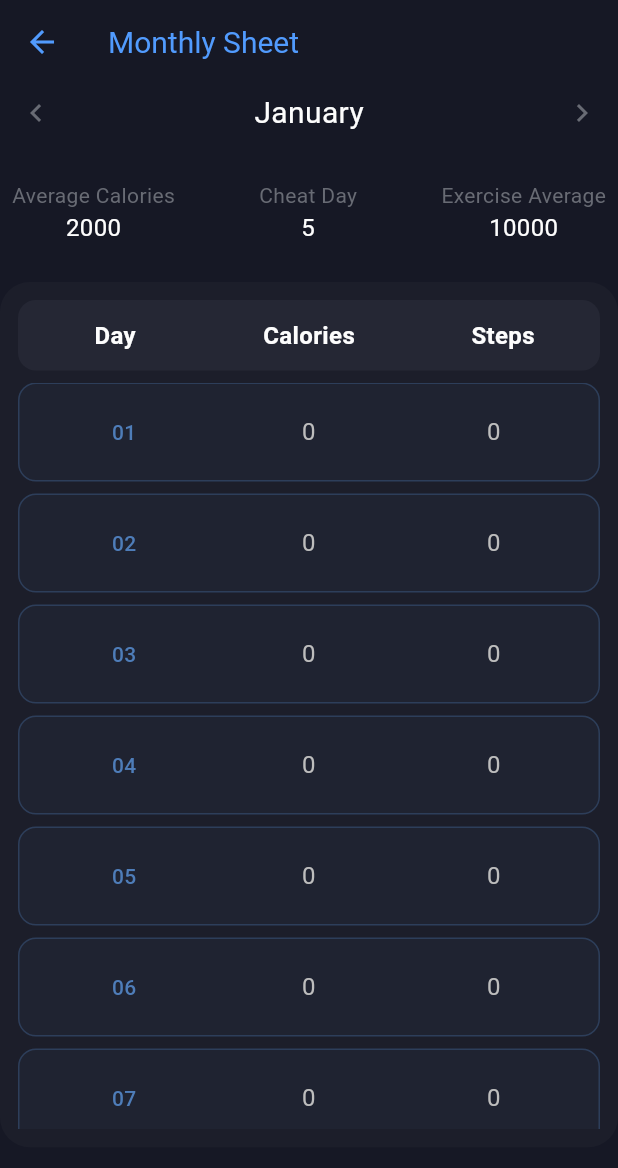
After one commit to armanurrashid/MyFitness_App, a Flutter app: the screen it shows after launch, item 4 of the bottom bar chosen, on a phone screen of 412 x 824 dp. The commit adds this screen. Shown: the top 1168 px of the screen. Run offline on Flutter 3.47's test engine with Material 3 defaults, Android fonts, the phone set to English and light mode, and no system bars; our stand-ins replace fl_chart.

Commit message:
Monthly Sheet

```diff
--- a/lib/views/dashboard/dashboard.dart
+++ b/lib/views/dashboard/dashboard.dart
@@ -4,6 +4,7 @@ import 'package:my_fitness/views/dashboard/bmiCard.dart';
 import 'package:my_fitness/views/dashboard/caloriesCard.dart';
 import 'package:my_fitness/views/dashboard/stepCard.dart';
 import 'package:my_fitness/views/diary/dairy.dart';
+import 'package:my_fitness/views/sheetScreen/sheet.dart';
 import '../dashboard/graphSection.dart';
 import '../dashboard/monthlySummaryTable.dart';
 import '../dashboard/weightCard.card.dart';
@@ -129,8 +130,14 @@ class _DashboardScreenState extends State<DashboardScreen> {
             BottomNavigationBarItem(icon: Icon(Icons.bloodtype), label: "Period"),
           ],
       onTap: (int index){
-          if(index==1){
+        if(index==0){
+          Navigator.of(context).push(MaterialPageRoute(builder: (context) => DashboardScreen()));
+        }
+         else if(index==1){
             Navigator.of(context).push(MaterialPageRoute(builder: (context) => DiaryScreen()));
+          }
+          else if(index==3){
+            Navigator.of(context).push(MaterialPageRoute(builder: (context) => Sheet()));
           }
       },),
     );
--- /dev/null
+++ b/lib/views/sheetScreen/monthlyCalories.dart
@@ -0,0 +1,170 @@
+import 'package:flutter/material.dart';
+import 'package:my_fitness/colorList/colorList.dart' as app_colors;
+
+class MonthlyCalories extends StatefulWidget {
+  const MonthlyCalories({super.key});
+
+  @override
+  State<MonthlyCalories> createState() => _MonthlyCaloriesState();
+}
+
+class _MonthlyCaloriesState extends State<MonthlyCalories> {
+  List<DateTime> dates = [];
+  Map<int, TextEditingController> caloriesControllers = {};
+  Map<int, TextEditingController> stepsControllers = {};
+
+  @override
+  void initState() {
+    super.initState();
+    generateDatesForJanuary();
+  }
+
+  void generateDatesForJanuary() {
+    for (int day = 1; day <= 31; day++) {
+      dates.add(DateTime(2025, 1, day));
+      caloriesControllers[day] = TextEditingController();
+      stepsControllers[day] = TextEditingController();
+    }
+  }
+
+  @override
+  void dispose() {
+    caloriesControllers.values.forEach((controller) => controller.dispose());
+    stepsControllers.values.forEach((controller) => controller.dispose());
+    super.dispose();
+  }
+
+  @override
+  Widget build(BuildContext context) {
+    return SingleChildScrollView(
+      child: Container(
+        height: MediaQuery.of(context).size.height * 0.7,
+        padding: const EdgeInsets.all(12),
+        decoration: BoxDecoration(
+          color: app_colors.diaryBackground,
+          borderRadius: BorderRadius.circular(20),
+        ),
+        child: Column(
+          children: [
+            Container(
+              padding: const EdgeInsets.symmetric(vertical: 12),
+              decoration: BoxDecoration(
+                color: app_colors.cardColor,
+                borderRadius: BorderRadius.circular(12),
+              ),
+              child: Row(
+                children: [
+                  Expanded(
+                    child: Center(
+                      child: Text(
+                        'Day',
+                        style: TextStyle(
+                          color: app_colors.white,
+                          fontWeight: FontWeight.bold,
+                          fontSize: 16,
+                        ),
+                      ),
+                    ),
+                  ),
+                  Expanded(
+                    child: Center(
+                      child: Text(
+                        'Calories',
+                        style: TextStyle(
+                          color: app_colors.white,
+                          fontWeight: FontWeight.bold,
+                          fontSize: 16,
+                        ),
+                      ),
+                    ),
+                  ),
+                  Expanded(
+                    child: Center(
+                      child: Text(
+                        'Steps',
+                        style: TextStyle(
+                          color: app_colors.white,
+                          fontWeight: FontWeight.bold,
+                          fontSize: 16,
+                        ),
+                      ),
+                    ),
+                  ),
+                ],
+              ),
+            ),
+            const SizedBox(height: 8),
+            Expanded(
+              child: ListView.separated(
+                itemCount: dates.length,
+                separatorBuilder: (context, index) => const SizedBox(height: 8),
+                itemBuilder: (context, index) {
+                  final date = dates[index];
+                  return Container(
+                    padding: const EdgeInsets.all(8),
+                    decoration: BoxDecoration(
+                      color: app_colors.addColor.withOpacity(0.05),
+                      borderRadius: BorderRadius.circular(12),
+                      border: Border.all(color: app_colors.addColor.withOpacity(0.3)),
+                    ),
+                    child: Row(
+                      children: [
+                        Expanded(
+                          child: Center(
+                            child: Text(
+                              date.day.toString().padLeft(2, '0'),
+                              style: TextStyle(
+                                fontSize: 14,
+                                fontWeight: FontWeight.w500,
+                                color: app_colors.addColor,
+                              ),
+                            ),
+                          ),
+                        ),
+                        Expanded(
+                          child: Padding(
+                            padding: const EdgeInsets.symmetric(horizontal: 6),
+                            child: TextField(
+                              controller: caloriesControllers[date.day],
+                              keyboardType: TextInputType.number,
+                              textAlign: TextAlign.center,
+                              style: TextStyle(color: Colors.grey[400]),
+                              decoration: InputDecoration(
+                                hintText: '0',
+                                hintStyle: TextStyle(color: Colors.grey[400]),
+                                contentPadding: const EdgeInsets.symmetric(vertical: 10),
+                                border: InputBorder.none,
+                              ),
+                            ),
+                          ),
+                        ),
+                        Expanded(
+                          child: Padding(
+                            padding: const EdgeInsets.symmetric(horizontal: 6),
+                            child: TextField(
+                              controller: stepsControllers[date.day],
+                              keyboardType: TextInputType.number,
+                              textAlign: TextAlign.center,
+                              style: TextStyle(color: Colors.grey[400]),
+                              decoration: InputDecoration(
+                                hintText: '0',
+                                hintStyle: TextStyle(color: Colors.grey[400]),
+                                fillColor: app_colors.white,
+                                contentPadding: const EdgeInsets.symmetric(vertical: 10),
+                                border: InputBorder.none,
+                              ),
+                            ),
+                          ),
+                        ),
+                      ],
+                    ),
+                  );
+                },
+              ),
+            ),
+          ],
+        ),
+      ),
+    );
+  }
+}
--- /dev/null
+++ b/lib/views/sheetScreen/sheet.dart
@@ -0,0 +1,68 @@
+import 'package:flutter/material.dart';
+import 'package:my_fitness/colorList/colorList.dart' as app_colors;
+import 'package:my_fitness/views/sheetScreen/monthlyCalories.dart';
+
+class Sheet extends StatelessWidget {
+  const Sheet({super.key});
+
+  @override
+  Widget build(BuildContext context) {
+    return Scaffold(
+      backgroundColor: app_colors.blackBackground,
+      appBar: AppBar(
+        backgroundColor: app_colors.blackBackground,
+        foregroundColor: app_colors.appTitle,
+        title: const Text(
+          "Monthly Sheet",
+          style: TextStyle(fontSize: 20),
+        ),
+      ),
+      body: SafeArea(
+        child: Column(
+          children: [
+            Padding(
+              padding: const EdgeInsets.symmetric(vertical: 5,horizontal: 12),
+              child: Row(
+                mainAxisAlignment: MainAxisAlignment.spaceBetween,
+                children: [
+                  Icon(Icons.chevron_left, color: app_colors.subHeading),
+                  Text("January", style: TextStyle(color: app_colors.white, fontSize: 20)),
+                  Icon(Icons.chevron_right, color: app_colors.subHeading),
+                ],
+              ),
+            ),
+            SizedBox(height: 20,),
+            Padding(
+              padding: const EdgeInsets.symmetric(horizontal: 8.0,vertical: 5),
+              child: Row(
+                mainAxisAlignment: MainAxisAlignment.spaceBetween,
+                children: [
+                  Column(
+                    children: [
+                      Text("Average Calories", style: TextStyle(color: app_colors.subHeading, fontSize: 14), ),
+                      Text("2000",style: TextStyle(color: app_colors.white, fontSize: 16),),
+                    ],
+                  ),
+                  Column(
+                    children: [
+                      Text("Cheat Day", style: TextStyle(color: app_colors.subHeading, fontSize: 14), ),
+                      Text("5",style: TextStyle(color: app_colors.white, fontSize: 16),),
+                    ],
+                  ),
+                  Column(
+                    children: [
+                      Text("Exercise Average", style: TextStyle(color: app_colors.subHeading, fontSize: 14), ),
+                      Text("10000",style: TextStyle(color: app_colors.white, fontSize: 16),),
+                    ],
+                  )
+                ],
+              ),
+            ),
+            SizedBox(height: 20,),
+            MonthlyCalories(),
+          ],
+        ),
+      ),
+    );
+  }
+}
```
